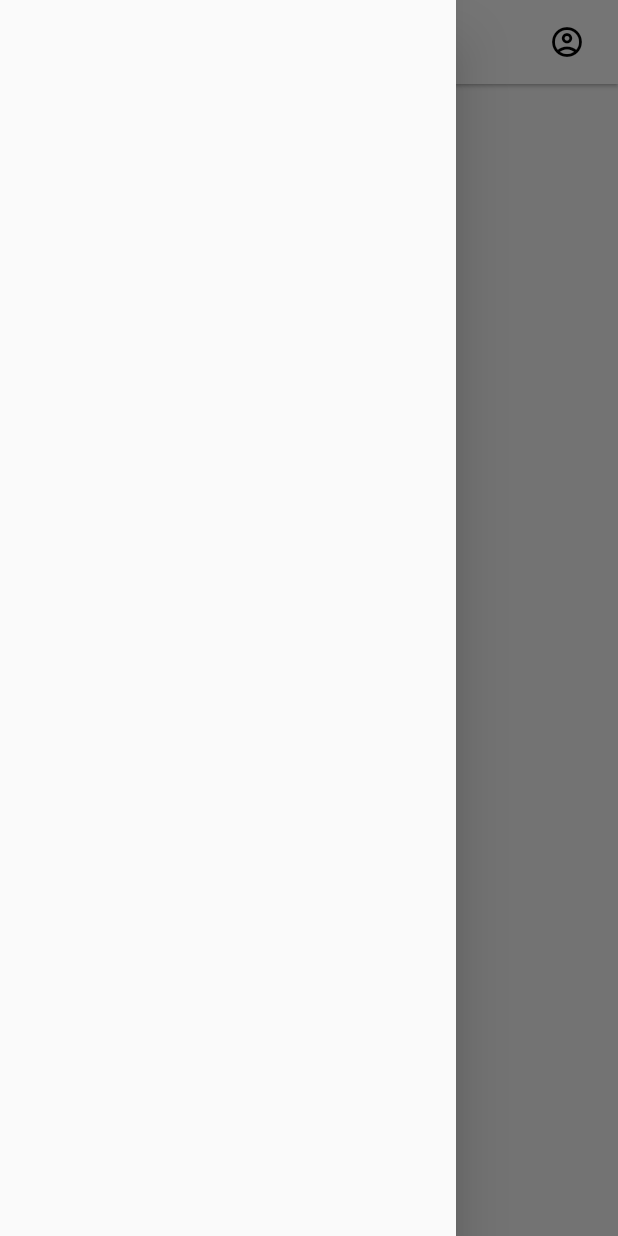
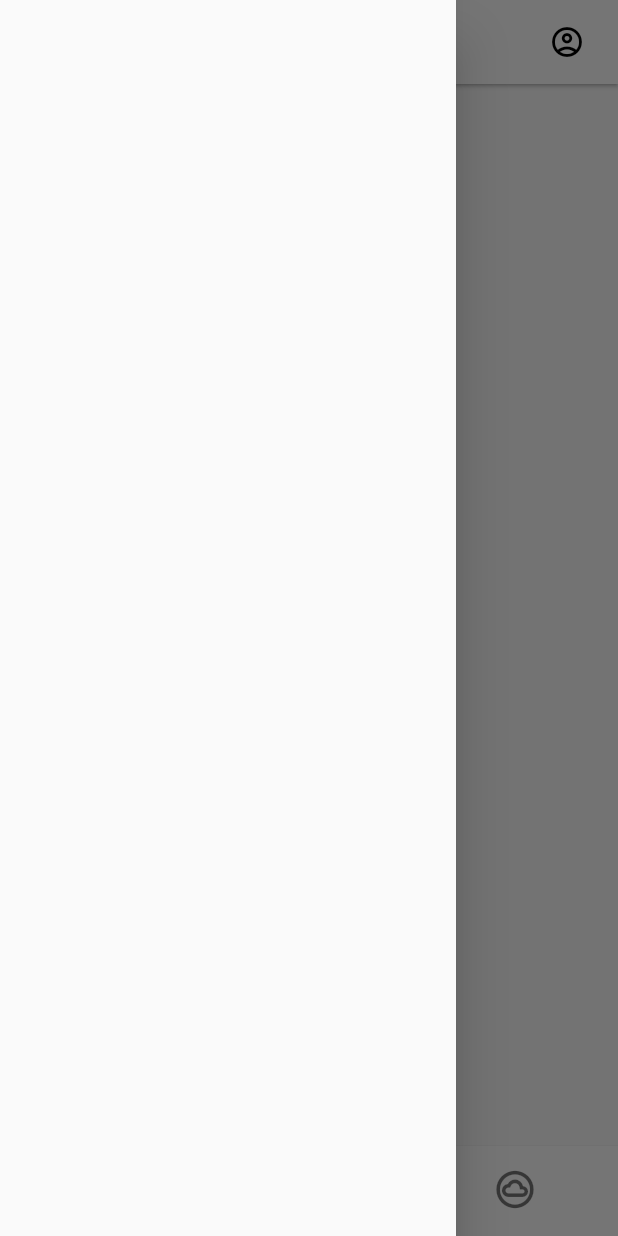
Before and after one commit to 5CYTH3/creaplace, a Flutter app: the screen it shows once a user with an empty profile is signed in, with the side drawer open, on a phone screen of 412 x 824 dp. Run offline on Flutter 3.47's test engine with Material 2 defaults, Android fonts, the phone set to English and light mode, and no system bars; our stand-ins replace firebase_auth, firebase_core, google_fonts; accounts and stored records are empty.

Commit message:
🎐 Navigation is working

```diff
--- a/lib/main.dart
+++ b/lib/main.dart
@@ -1,4 +1,3 @@
-import 'package:creaplace/views/auth_screen.dart';
 import 'package:firebase_core/firebase_core.dart';
 import 'package:flutter/material.dart';
 import 'package:flutter/services.dart';
--- a/lib/views/home_screen.dart
+++ b/lib/views/home_screen.dart
@@ -1,7 +1,10 @@
 import 'package:creaplace/controllers/auth_service.dart';
 import 'package:creaplace/views/components/app_bar.dart';
 import 'package:creaplace/views/components/drawer.dart';
+import 'package:creaplace/views/rooms_screen.dart';
 import 'package:flutter/material.dart';
+
+import 'main_stream_screen.dart';
 
 class HomeScreen extends StatefulWidget {
   const HomeScreen({ Key? key }) : super(key: key);
@@ -11,13 +14,42 @@ class HomeScreen extends StatefulWidget {
 }
 
 class _HomeScreenState extends State<HomeScreen> {
+
+  int _selectedIndex = 0;
+
+  void _onItemTap(int index) {
+    setState(() {
+      _selectedIndex = index;
+    });
+  }
+
+  List<Widget> _widgetOptions = <Widget>[
+    HomeScreenBody(),
+    MainStreamScreenBody(),
+    RoomsScreenBody()
+  ];
+
   @override
   Widget build(BuildContext context) {
     return Scaffold(
       appBar: createAppBar(),
       drawer: createDrawer(),
-      bottomNavigationBar: null,
-      body: HomeScreenBody(),
+      bottomNavigationBar: BottomNavigationBar(
+        items: [
+          BottomNavigationBarItem(icon: Icon(Icons.desktop_mac_outlined), label: ''),
+          BottomNavigationBarItem(icon: Icon(Icons.coffee), label: ''),
+          BottomNavigationBarItem(icon: Icon(Icons.cloud_circle_outlined), label: '')
+        ],
+        showSelectedLabels: false,
+        showUnselectedLabels: false,
+        backgroundColor: Colors.white,
+        elevation: 1,
+        iconSize: 30,
+
+        onTap: _onItemTap,
+        currentIndex: _selectedIndex,
+      ),
+      body: _widgetOptions.elementAt(_selectedIndex),
     );
   }
 }
```
Also changed, not shown: lib/views/components/bottom_bar.dart (deleted, +0 -7 lines), lib/views/main_stream_screen.dart (added, +12 -0 lines), lib/views/rooms_screen.dart (added, +12 -0 lines).
